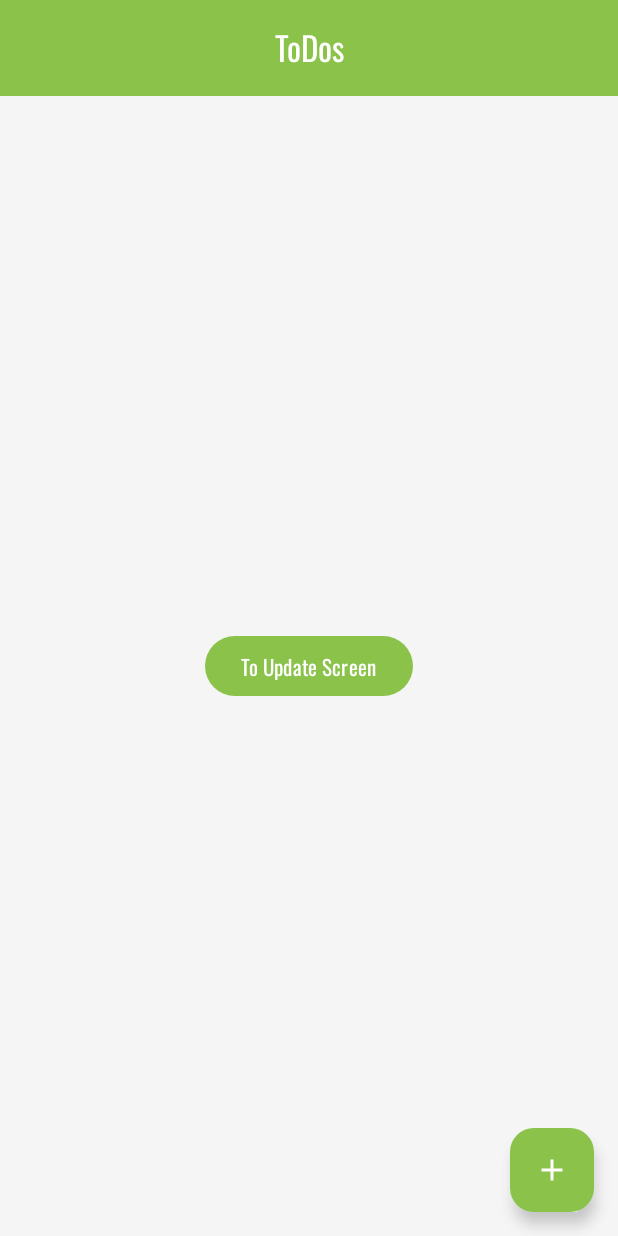
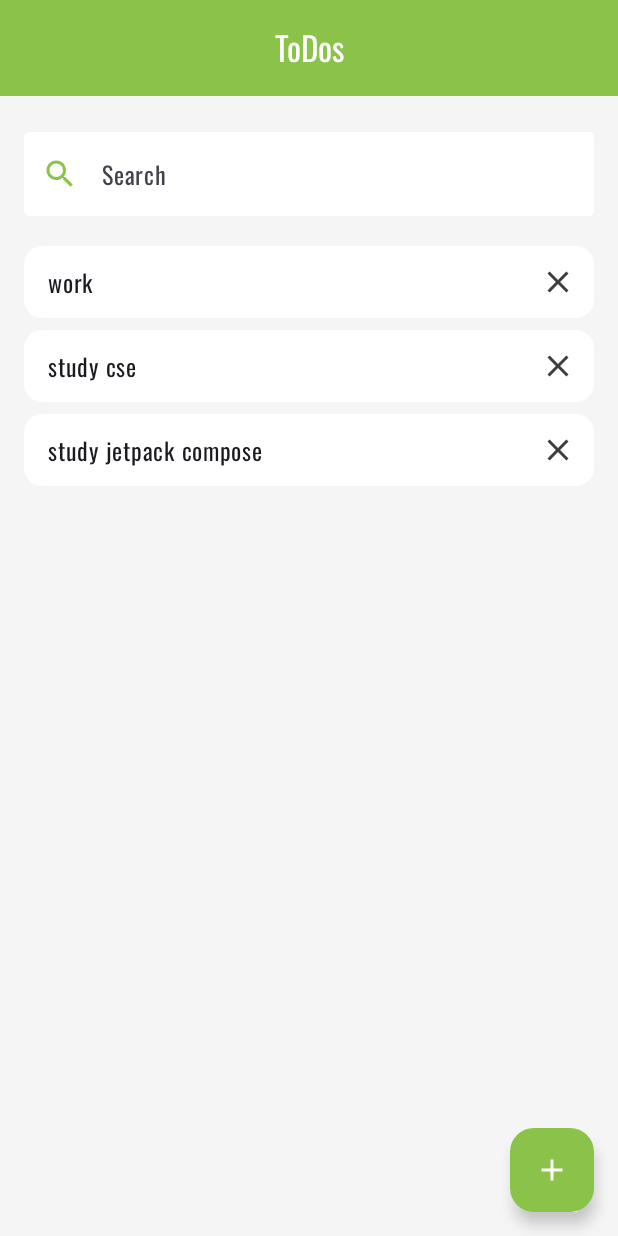
Before and after one commit to GayeYilmaz/ToDosApp, an Android app built with Jetpack Compose: the screen it shows after launch (MainActivity), on a phone screen of 412 x 824 dp. Run offline under Robolectric (Android 15) with nearby library versions, the light colour scheme and no system bars.

Commit message:
UI coding done, started to organize code

```diff
--- /dev/null
+++ b/app/src/main/java/com/gayeyilmaz/todosapp/ui/components/CustomButton.kt
@@ -0,0 +1 @@
+package com.gayeyilmaz.todosapp.ui.components
--- a/app/src/main/java/com/gayeyilmaz/todosapp/ui/screens/MainScreen.kt
+++ b/app/src/main/java/com/gayeyilmaz/todosapp/ui/screens/MainScreen.kt
@@ -1,37 +1,83 @@
 package com.gayeyilmaz.todosapp.ui.screens
 
 
+import android.util.Log
 import androidx.compose.foundation.background
+import androidx.compose.foundation.clickable
 import androidx.compose.foundation.layout.Arrangement
 import androidx.compose.foundation.layout.Column
+import androidx.compose.foundation.layout.Row
+import androidx.compose.foundation.layout.Spacer
 import androidx.compose.foundation.layout.fillMaxSize
+import androidx.compose.foundation.layout.fillMaxWidth
 import androidx.compose.foundation.layout.padding
+import androidx.compose.foundation.lazy.LazyColumn
 import androidx.compose.material.icons.Icons
 import androidx.compose.material.icons.filled.Add
+import androidx.compose.material.icons.filled.Close
+import androidx.compose.material.icons.filled.Search
 import androidx.compose.material3.Button
 import androidx.compose.material3.ButtonDefaults
+import androidx.compose.material3.Card
+import androidx.compose.material3.CardDefaults
 import androidx.compose.material3.CenterAlignedTopAppBar
 import androidx.compose.material3.ExperimentalMaterial3Api
 import androidx.compose.material3.FloatingActionButton
 import androidx.compose.material3.Icon
+import androidx.compose.material3.IconButton
+import androidx.compose.material3.ModalBottomSheet
+import androidx.compose.material3.OutlinedTextField
+import androidx.compose.material3.OutlinedTextFieldDefaults
 import androidx.compose.material3.Scaffold
+import androidx.compose.material3.SnackbarHost
+import androidx.compose.material3.SnackbarHostState
+import androidx.compose.material3.SnackbarResult
 import androidx.compose.material3.Text
 import androidx.compose.material3.TopAppBar
 import androidx.compose.material3.TopAppBarDefaults
 import androidx.compose.material3.rememberTopAppBarState
 import androidx.compose.runtime.Composable
+import androidx.compose.runtime.mutableStateOf
+import androidx.compose.runtime.remember
+import androidx.compose.runtime.rememberCoroutineScope
 import androidx.compose.ui.Alignment
 import androidx.compose.ui.Modifier
+import androidx.compose.ui.platform.LocalContext
 import androidx.compose.ui.res.colorResource
+import androidx.compose.ui.unit.dp
 import androidx.navigation.NavController
 import com.gayeyilmaz.todosapp.R
 import com.gayeyilmaz.todosapp.data.entity.ToDos
 import com.gayeyilmaz.todosapp.ui.components.CustomTopAppBar
 import com.google.gson.Gson
+import kotlinx.coroutines.launch
 
 @OptIn(ExperimentalMaterial3Api::class)
 @Composable
 fun MainScreen(navController: NavController){
+    val searchQuery = remember { mutableStateOf("") }
+
+    fun search(searchText:String){
+        Log.e("MainScreen","Search: $searchText")
+    }
+    fun loadToDos():List<ToDos>{
+        return listOf(
+            ToDos(1,"work"),
+            ToDos(2,"study cse"),
+            ToDos(3,"study jetpack compose")
+
+
+        )
+    }
+    fun delete(id:Int){
+        Log.e("MainScreen","Delete: $id")
+    }
+
+    val toDosList = remember{mutableStateOf(loadToDos())}
+    val context = LocalContext.current
+    val snackbarHostState = remember { SnackbarHostState() }
+    val scope = rememberCoroutineScope()
+
     Scaffold(
 
         topBar = {
@@ -49,25 +95,84 @@ fun MainScreen(navController: NavController){
                     Icon(Icons.Filled.Add, contentDescription = "Go to Save Screen", tint = colorResource(R.color.white))
                 }
             )
-        }
-
+        },
+        snackbarHost = { SnackbarHost(hostState = snackbarHostState) }
     ) { paddingValues ->
         Column(
 
-            modifier = Modifier.fillMaxSize().padding(paddingValues).background(colorResource(R.color.background)),
-            horizontalAlignment = Alignment.CenterHorizontally,
-            verticalArrangement = Arrangement.SpaceEvenly
+            modifier = Modifier.fillMaxSize().padding(paddingValues).background(colorResource(R.color.background)).padding(16.dp),
+
 
         ) {
-            Button(onClick = {
+            OutlinedTextField(
+                value=searchQuery.value,
+                onValueChange = {searchQuery.value = it
+                    search(it)
 
-                val toDo = ToDos(1,"work")
-                val toDoJson = Gson().toJson(toDo)
-                navController.navigate("updateScreen/$toDoJson")
-            },
-                colors = ButtonDefaults.buttonColors(colorResource(R.color.main_color))
 
-            ) {Text(text = "To Update Screen") }
+                                },
+                label={Text(text = "Search")},
+                leadingIcon = { Icon(Icons.Filled.Search, contentDescription = "Seacrh Field", tint = colorResource(R.color.main_color))},
+                modifier = Modifier.fillMaxWidth(),
+                colors = OutlinedTextFieldDefaults.colors(
+                    focusedContainerColor = colorResource(R.color.white),
+                    unfocusedContainerColor = colorResource(R.color.white),
+                    disabledContainerColor  = colorResource(R.color.white),
+                    focusedLabelColor  = colorResource(R.color.main_color),
+                    cursorColor  = colorResource(R.color.main_color),
+                    focusedBorderColor = colorResource(R.color.main_color),
+                    unfocusedBorderColor = colorResource(R.color.white),
+
+                    )
+            )
+            Spacer(modifier = Modifier.padding(bottom = 16.dp))
+
+            LazyColumn(
+                modifier = Modifier.weight(1f)
+            ) {
+                items(count=toDosList.value.size,
+                    itemContent = {
+                        val toDo = toDosList.value[it]
+                       Card(
+                           modifier = Modifier.padding(vertical=4.dp).clickable{
+                               val toDoJson = Gson().toJson(toDo)
+                               navController.navigate("updateScreen/$toDoJson")
+                           },
+                           colors= CardDefaults.cardColors(
+                               containerColor = colorResource(R.color.white)
+                           )
+                       ){
+                           Row(
+                               modifier = Modifier.fillMaxWidth(),
+                               verticalAlignment = Alignment.CenterVertically,
+                               horizontalArrangement = Arrangement.SpaceBetween
+                           ){
+                               Text(text = toDo.name, modifier = Modifier.padding(start=16.dp))
+                               IconButton(onClick = {
+
+                                   scope.launch {
+                                       val sb = snackbarHostState.showSnackbar(
+                                           message = "Delete ${toDo.name}?",
+                                           actionLabel = "YES"
+                                       )
+                                       if(sb == SnackbarResult.ActionPerformed){
+                                           delete(toDo.id)
+                                       }
+                                   }
+
+
+
+                               }) {
+                                   Icon(Icons.Filled.Close, contentDescription = "Delete Icon", tint = colorResource(R.color.dark_gray))
+                               }
+
+                           }
+
+                       }
+                    }
+                    )
+            }
+
         }
 
     }
```
